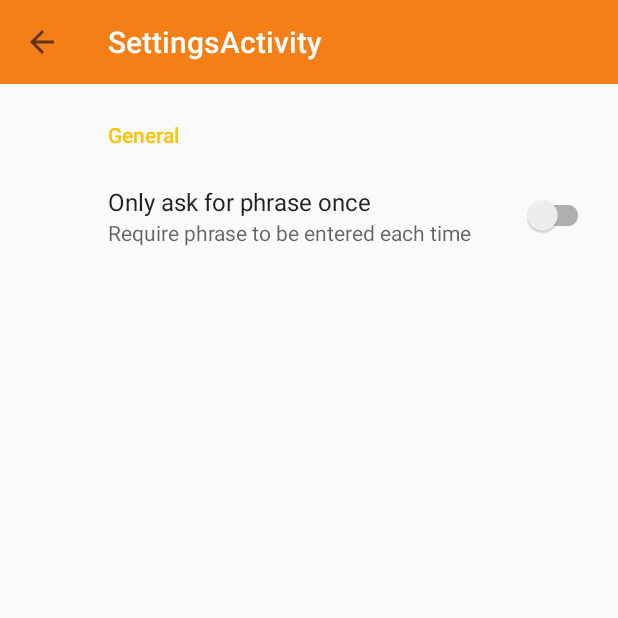
After one commit to jkressel/HashPass, an Android app: the SettingsActivity screen opened directly, with no data from a screen before it, on a phone screen of 412 x 824 dp, the top half of it. The commit adds this screen. Run offline under Robolectric (Android 15) with nearby library versions, the phone set to English and light mode, and no system bars; our stand-ins replace androidx.preference.

Commit message:
Version 1.1

```diff
--- a/app/build.gradle
+++ b/app/build.gradle
@@ -8,8 +8,8 @@
         applicationId "eu.japk.hashpass"
         minSdkVersion 26
         targetSdkVersion 29
-        versionCode 4
-        versionName "1.0.1"
+        versionCode 5
+        versionName "1.1"
 
         testInstrumentationRunner "androidx.test.runner.AndroidJUnitRunner"
     }
@@ -31,6 +31,7 @@
 
 dependencies {
     implementation fileTree(dir: 'libs', include: ['*.jar'])
+    implementation 'androidx.preference:preference:1.1.1'
     def room_version = "2.2.4"
     implementation "androidx.room:room-runtime:$room_version"
     annotationProcessor "androidx.room:room-compiler:$room_version"
--- a/app/src/main/java/eu/japk/hashpass/KeyPhrase.java
+++ b/app/src/main/java/eu/japk/hashpass/KeyPhrase.java
@@ -1,4 +1,6 @@
 package eu.japk.hashpass;
+
+import android.app.Application;
 
 public class KeyPhrase {
     private String word1 = null;
--- /dev/null
+++ b/app/src/main/java/eu/japk/hashpass/SettingsActivity.java
@@ -0,0 +1,42 @@
+package eu.japk.hashpass;
+
+import android.os.Bundle;
+
+import java.util.Objects;
+
+import androidx.appcompat.app.ActionBar;
+import androidx.appcompat.app.AppCompatActivity;
+import androidx.appcompat.widget.Toolbar;
+import androidx.preference.PreferenceFragmentCompat;
+
+public class SettingsActivity extends AppCompatActivity {
+
+    @Override
+    protected void onCreate(Bundle savedInstanceState) {
+        super.onCreate(savedInstanceState);
+        setContentView(R.layout.settings_activity);
+        if (savedInstanceState == null) {
+            getSupportFragmentManager()
+                    .beginTransaction()
+                    .replace(R.id.settings, new SettingsFragment())
+                    .commit();
+        }
+        Toolbar toolbar = findViewById(R.id.toolbarSettings);
+        setSupportActionBar(toolbar);
+        Objects.requireNonNull(getSupportActionBar()).setDisplayHomeAsUpEnabled(true);
+        getSupportActionBar().setDisplayShowHomeEnabled(true);
+    }
+
+    public static class SettingsFragment extends PreferenceFragmentCompat {
+        @Override
+        public void onCreatePreferences(Bundle savedInstanceState, String rootKey) {
+            setPreferencesFromResource(R.xml.root_preferences, rootKey);
+        }
+    }
+
+    @Override
+    public boolean onSupportNavigateUp() {
+        this.onBackPressed();
+        return true;
+    }
+}
--- a/app/src/main/res/layout/activity_about.xml
+++ b/app/src/main/res/layout/activity_about.xml
@@ -18,7 +18,7 @@
     <TextView
         android:layout_width="wrap_content"
         android:layout_height="wrap_content"
-        android:text="PassHash © John Kressel, 2020"
+        android:text="HashPass © John Kressel, 2020"
         app:layout_constraintTop_toBottomOf="@+id/toolbarAbout"
         app:layout_constraintRight_toRightOf="parent"
         app:layout_constraintLeft_toLeftOf="parent"
--- a/app/src/main/res/layout/nav_header.xml
+++ b/app/src/main/res/layout/nav_header.xml
@@ -1,5 +1,5 @@
 <?xml version="1.0" encoding="utf-8"?>
 <LinearLayout xmlns:android="http://schemas.android.com/apk/res/android" android:orientation="vertical" android:layout_width="match_parent" android:layout_height="wrap_content" android:gravity="center" android:background="@color/colorPrimary">
     <ImageView android:layout_width="wrap_content" android:layout_height="wrap_content" android:layout_gravity="center_vertical|center_horizontal" android:layout_marginTop="15dp" android:background="@mipmap/ic_launcher_foreground"/>
-    <TextView android:layout_width="wrap_content" android:layout_height="wrap_content" android:layout_gravity="bottom|center_horizontal" android:text="Version 1.0.1 © John Kressel 2020" android:textColor="#ffffff" android:layout_marginRight="30dp" android:layout_marginBottom="10dp"/>
+    <TextView android:layout_width="wrap_content" android:layout_height="wrap_content" android:layout_gravity="bottom|right" android:text="@string/version" android:textColor="#ffffff" android:layout_marginRight="30dp" android:layout_marginBottom="10dp"/>
 </LinearLayout>
--- /dev/null
+++ b/app/src/main/res/layout/settings_activity.xml
@@ -0,0 +1,20 @@
+<androidx.constraintlayout.widget.ConstraintLayout xmlns:android="http://schemas.android.com/apk/res/android"
+    android:layout_width="match_parent"
+    android:layout_height="match_parent"
+    xmlns:app="http://schemas.android.com/apk/res-auto">
+
+    <androidx.appcompat.widget.Toolbar
+        android:id="@+id/toolbarSettings"
+        android:layout_width="match_parent"
+        android:layout_height="wrap_content"
+        android:background="?attr/colorPrimary"
+        android:minHeight="?attr/actionBarSize"
+        app:titleTextColor="@android:color/white"
+        app:layout_constraintTop_toTopOf="parent"/>
+
+    <FrameLayout
+        android:id="@+id/settings"
+        android:layout_width="match_parent"
+        android:layout_height="wrap_content"
+        app:layout_constraintTop_toBottomOf="@+id/toolbarSettings"/>
+</androidx.constraintlayout.widget.ConstraintLayout>
--- a/app/src/main/res/menu/navigation_menu.xml
+++ b/app/src/main/res/menu/navigation_menu.xml
@@ -3,4 +3,5 @@
     <item android:id="@+id/new_phrase" android:title="@string/new_phrase" android:icon="@drawable/ic_autorenew_black_24dp"/>
     <item android:id="@+id/import_export" android:title="@string/backup_restore" android:icon="@drawable/ic_backup_black_24dp"/>
     <item android:id="@+id/about" android:title="@string/about" android:icon="@drawable/ic_info_outline_black_24dp"/>
+    <item android:id="@+id/settings" android:title="@string/settings" android:icon="@drawable/ic_baseline_settings_24"/>
 </menu>
--- /dev/null
+++ b/app/src/main/res/xml/root_preferences.xml
@@ -0,0 +1,14 @@
+<PreferenceScreen xmlns:app="http://schemas.android.com/apk/res-auto">
+
+
+    <PreferenceCategory app:title="@string/general">
+
+        <SwitchPreferenceCompat
+            app:key="passonce"
+            app:summaryOff="Require phrase to be entered each time"
+            app:summaryOn="Only ask for phrase once and remember it while the app is in use"
+            app:title="Only ask for phrase once" />
+
+    </PreferenceCategory>
+
+</PreferenceScreen>
```
Also changed, not shown: app/src/main/AndroidManifest.xml (+6 -2 lines), app/src/main/java/eu/japk/hashpass/EnterPhrase.java (+25 -7 lines), app/src/main/java/eu/japk/hashpass/HashPass.java (added, +24 -0 lines), app/src/main/java/eu/japk/hashpass/MainActivity.java (+9 -3 lines), app/src/main/res/drawable/ic_baseline_settings_24.xml (added, +10 -0 lines), app/src/main/res/values/arrays.xml (added, +12 -0 lines), app/src/main/res/values/strings.xml (+19 -0 lines), 1 other file.
